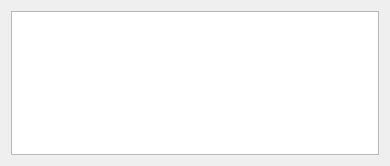
Before: the Qt Designer form gui_source/plugininfowidget.ui in horsicq/x64dbg-Plugin-Manager, drawn with Qt 5.
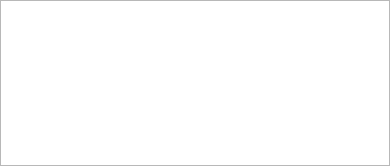
After: the same form once the commit is applied.

Patch:
```diff
--- a/gui_source/plugininfowidget.ui
+++ b/gui_source/plugininfowidget.ui
@@ -14,6 +14,18 @@
    <string>Form</string>
   </property>
   <layout class="QVBoxLayout" name="verticalLayout_3">
+   <property name="leftMargin">
+    <number>0</number>
+   </property>
+   <property name="topMargin">
+    <number>0</number>
+   </property>
+   <property name="rightMargin">
+    <number>0</number>
+   </property>
+   <property name="bottomMargin">
+    <number>0</number>
+   </property>
    <item>
     <widget class="QTextEdit" name="textEditInfo">
      <property name="readOnly">
```
